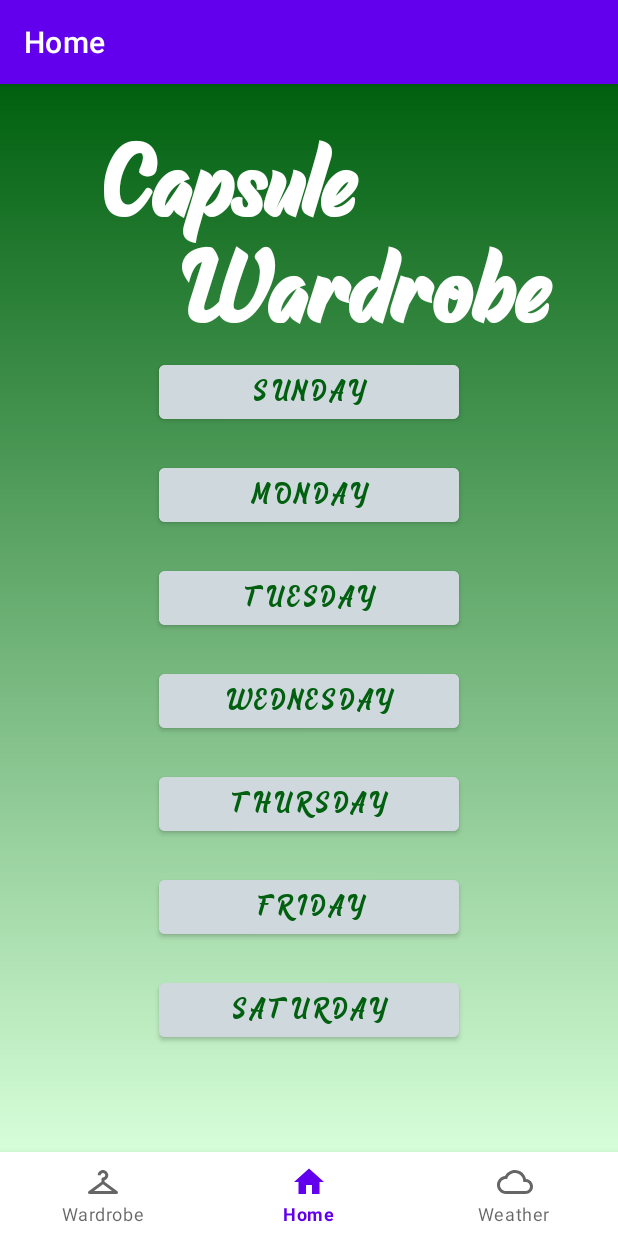
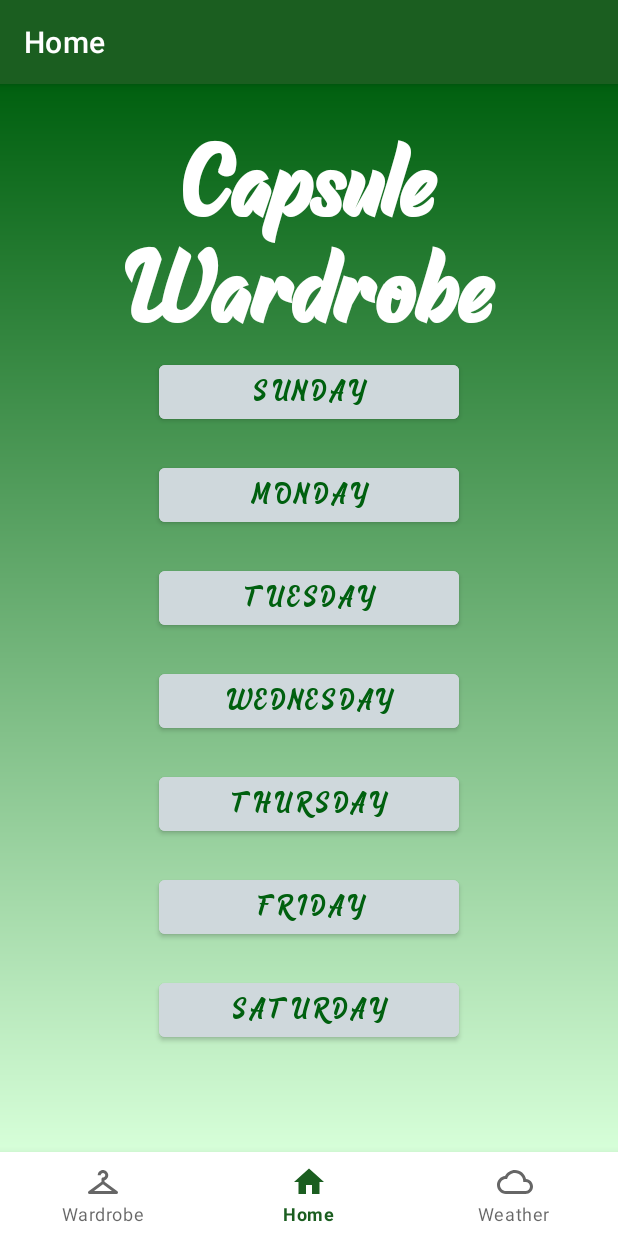
Before and after one commit to Frasosa/Capsule, an Android app: the screen it shows after launch (MainActivity), on a phone screen of 412 x 824 dp. Run offline under Robolectric (Android 15) with nearby library versions, the phone set to English and light mode, and no system bars; our stand-ins replace navigation-ui.

Commit message:
finished themes and dark mode

```diff
--- a/app/src/main/res/layout/activity_main.xml
+++ b/app/src/main/res/layout/activity_main.xml
@@ -27,6 +27,8 @@
         app:menu="@menu/bottom_menu"
         app:layout_constraintBottom_toBottomOf="parent"
         app:layout_constraintLeft_toLeftOf="parent"
-        app:layout_constraintLeft_toRightOf="parent"/>
+        app:layout_constraintLeft_toRightOf="parent"
+        app:backgroundTint="@color/navColor"
+        />
 
 </androidx.constraintlayout.widget.ConstraintLayout>
--- a/app/src/main/res/layout/fragment_home.xml
+++ b/app/src/main/res/layout/fragment_home.xml
@@ -15,15 +15,15 @@
         android:layout_width="275dp"
         android:layout_height="wrap_content"
 
-        android:layout_marginStart="16dp"
         android:fontFamily="@font/raphtalia"
         android:text="Capsule"
         android:textAlignment="center"
         android:textAppearance="@style/TextAppearance.Material3.TitleLarge"
-        android:textColor="@color/white"
+        android:textColor="@color/titleHome"
         android:textSize="70dp"
         android:textStyle="bold"
         app:layout_constraintBottom_toTopOf="@id/sunday_button"
+        app:layout_constraintEnd_toEndOf="parent"
         app:layout_constraintStart_toStartOf="parent"
         app:layout_constraintTop_toTopOf="parent" />
 
@@ -35,12 +35,12 @@
         android:text="Wardrobe"
         android:textAlignment="center"
         android:textAppearance="@style/TextAppearance.Material3.TitleLarge"
-        android:textColor="@color/white"
+        android:textColor="@color/titleHome"
         android:textSize="70dp"
         android:textStyle="bold"
         app:layout_constraintBottom_toTopOf="@+id/sunday_button"
         app:layout_constraintEnd_toEndOf="parent"
-        app:layout_constraintHorizontal_bias="0.779"
+
         app:layout_constraintStart_toStartOf="parent" />
 
     <Button
@@ -55,8 +55,8 @@
         android:text="Sunday"
         android:textSize="20dp"
         android:fontFamily="@font/raphtalia"
-        android:backgroundTint="#cfd8dc"
-        android:textColor="#00600f"
+        android:backgroundTint="@color/buttonBackTint"
+        android:textColor="@color/buttonTextTint"
         />
 
     <Button
@@ -70,8 +70,8 @@
         android:text="Monday"
         android:textSize="20dp"
         android:fontFamily="@font/raphtalia"
-        android:backgroundTint="#cfd8dc"
-        android:textColor="#00600f"
+        android:backgroundTint="@color/buttonBackTint"
+        android:textColor="@color/buttonTextTint"
         />
 
     <Button
@@ -85,8 +85,8 @@
         android:text="Tuesday"
         android:textSize="20dp"
         android:fontFamily="@font/raphtalia"
-        android:backgroundTint="#cfd8dc"
-        android:textColor="#00600f"
+        android:backgroundTint="@color/buttonBackTint"
+        android:textColor="@color/buttonTextTint"
         />
 
     <Button
@@ -100,8 +100,8 @@
         android:text="Wednesday"
         android:textSize="20dp"
         android:fontFamily="@font/raphtalia"
-        android:backgroundTint="#cfd8dc"
-        android:textColor="#00600f"
+        android:backgroundTint="@color/buttonBackTint"
+        android:textColor="@color/buttonTextTint"
         />
 
     <Button
@@ -115,8 +115,8 @@
         android:text="Thursday"
         android:textSize="20dp"
         android:fontFamily="@font/raphtalia"
-        android:backgroundTint="#cfd8dc"
-        android:textColor="#00600f"
+        android:backgroundTint="@color/buttonBackTint"
+        android:textColor="@color/buttonTextTint"
         />
 
     <Button
@@ -130,8 +130,8 @@
         android:text="Friday"
         android:textSize="20dp"
         android:fontFamily="@font/raphtalia"
-        android:backgroundTint="#cfd8dc"
-        android:textColor="#00600f"
+        android:backgroundTint="@color/buttonBackTint"
+        android:textColor="@color/buttonTextTint"
         />
 
     <Button
@@ -146,8 +146,8 @@
         android:text="Saturday"
         android:textSize="20dp"
         android:fontFamily="@font/raphtalia"
-        android:backgroundTint="#cfd8dc"
-        android:textColor="#00600f"
+        android:backgroundTint="@color/buttonBackTint"
+        android:textColor="@color/buttonTextTint"
         />
 
 </androidx.constraintlayout.widget.ConstraintLayout>
--- a/app/src/main/res/layout/fragment_wardrobe.xml
+++ b/app/src/main/res/layout/fragment_wardrobe.xml
@@ -49,7 +49,7 @@
         android:layout_width="wrap_content"
         android:layout_height="wrap_content"
         android:layout_margin="16dp"
-        android:backgroundTint="@color/design_default_color_primary"
+        android:backgroundTint="@color/sec_green_dark"
         app:layout_constraintEnd_toEndOf="parent"
         app:layout_constraintBottom_toBottomOf="parent"
         android:src="@drawable/ic_baseline_add_24" />
--- a/app/src/main/res/values-night/colors.xml
+++ b/app/src/main/res/values-night/colors.xml
@@ -1,15 +1,23 @@
 <?xml version="1.0" encoding="utf-8"?>
 <resources>
+
+    <color name="black">#FF000000</color>
+    <color name="white">#FFFFFFFF</color>
+    <color name="black_overlay">#66000000</color>
+
+    <color name="titleHome">#FF000000</color>
+    <color name="buttonBackTint">#2e7d32</color>
+    <color name="buttonTextTint">#FF000000</color>
+    <color name="navColor">#FF000000</color>
+
     <color name="purple_200">#FFBB86FC</color>
     <color name="purple_500">#FF6200EE</color>
     <color name="purple_700">#FF3700B3</color>
     <color name="teal_200">#FF03DAC5</color>
     <color name="teal_700">#FF018786</color>
-    <color name="black">#FF000000</color>
-    <color name="white">#FFFFFFFF</color>
     <color name="light_blue_600">#FF039BE5</color>
     <color name="light_blue_900">#FF01579B</color>
     <color name="light_blue_A200">#FF40C4FF</color>
     <color name="light_blue_A400">#FF00B0FF</color>
-    <color name="black_overlay">#66000000</color>
+
 </resources>
--- a/app/src/main/res/values-night/themes.xml
+++ b/app/src/main/res/values-night/themes.xml
@@ -2,15 +2,15 @@
     <!-- Base application theme. -->
     <style name="Theme.Final_Project" parent="Theme.MaterialComponents.DayNight.DarkActionBar">
         <!-- Primary brand color. -->
-        <item name="colorPrimary">@color/purple_200</item>
-        <item name="colorPrimaryVariant">@color/purple_700</item>
-        <item name="colorOnPrimary">@color/black</item>
+        <item name="colorPrimary">@color/green</item>
+        <item name="colorPrimaryVariant">@color/green_dark</item>
+        <item name="colorOnPrimary">@color/white</item>
         <!-- Secondary brand color. -->
-        <item name="colorSecondary">@color/teal_200</item>
-        <item name="colorSecondaryVariant">@color/teal_200</item>
+        <item name="colorSecondary">@color/sec_green</item>
+        <item name="colorSecondaryVariant">@color/sec_green_dark</item>
         <item name="colorOnSecondary">@color/black</item>
         <!-- Status bar color. -->
-        <item name="android:statusBarColor">?attr/colorPrimaryVariant</item>
+        <item name="android:statusBarColor">@color/black</item>
         <!-- Customize your theme here. -->
     </style>
 
@@ -19,3 +19,18 @@
         <item name="fullscreenTextColor">@color/light_blue_A400</item>
     </style>
 </resources>
+
+
+<!--<style name="Theme.Final_Project" parent="Theme.MaterialComponents.DayNight.DarkActionBar">-->
+<!--&lt;!&ndash; Primary brand color. &ndash;&gt;-->
+<!--<item name="colorPrimary">@color/purple_200</item>-->
+<!--<item name="colorPrimaryVariant">@color/purple_700</item>-->
+<!--<item name="colorOnPrimary">@color/black</item>-->
+<!--&lt;!&ndash; Secondary brand color. &ndash;&gt;-->
+<!--<item name="colorSecondary">@color/teal_200</item>-->
+<!--<item name="colorSecondaryVariant">@color/teal_200</item>-->
+<!--<item name="colorOnSecondary">@color/black</item>-->
+<!--&lt;!&ndash; Status bar color. &ndash;&gt;-->
+<!--<item name="android:statusBarColor">?attr/colorPrimaryVariant</item>-->
+<!--&lt;!&ndash; Customize your theme here. &ndash;&gt;-->
+<!--</style>-->
--- a/app/src/main/res/values/colors.xml
+++ b/app/src/main/res/values/colors.xml
@@ -1,15 +1,30 @@
 <?xml version="1.0" encoding="utf-8"?>
 <resources>
+
+    <color name="black">#FF000000</color>
+    <color name="white">#FFFFFFFF</color>
+    <color name="black_overlay">#66000000</color>
+
+    <color name="titleHome">#FFFFFFFF</color>
+    <color name="buttonBackTint">#cfd8dc</color>
+    <color name="buttonTextTint">#00600f</color>
+    <color name="navColor">#FFFFFFFF</color>
+
+
+    <color name="green">#1B5E20</color>
+    <color name="green_dark">#003300</color>
+    <color name="green_light">#A5D6A7</color>
+    <color name="sec_green">#81c784</color>
+    <color name="sec_green_dark">#519657</color>
+    <color name="sec_green_light">#b2fab4</color>
+
+    <color name="light_blue_600">#FF039BE5</color>
+    <color name="light_blue_900">#FF01579B</color>
+    <color name="light_blue_A200">#FF40C4FF</color>
+    <color name="light_blue_A400">#FF00B0FF</color>
     <color name="purple_200">#FFBB86FC</color>
     <color name="purple_500">#FF6200EE</color>
     <color name="purple_700">#FF3700B3</color>
     <color name="teal_200">#FF03DAC5</color>
     <color name="teal_700">#FF018786</color>
-    <color name="black">#FF000000</color>
-    <color name="white">#FFFFFFFF</color>
-    <color name="light_blue_600">#FF039BE5</color>
-    <color name="light_blue_900">#FF01579B</color>
-    <color name="light_blue_A200">#FF40C4FF</color>
-    <color name="light_blue_A400">#FF00B0FF</color>
-    <color name="black_overlay">#66000000</color>
 </resources>
--- a/app/src/main/res/values/themes.xml
+++ b/app/src/main/res/values/themes.xml
@@ -2,12 +2,12 @@
     <!-- Base application theme. -->
     <style name="Theme.Final_Project" parent="Theme.MaterialComponents.DayNight.DarkActionBar">
         <!-- Primary brand color. -->
-        <item name="colorPrimary">@color/purple_500</item>
-        <item name="colorPrimaryVariant">@color/purple_700</item>
+        <item name="colorPrimary">@color/green</item>
+        <item name="colorPrimaryVariant">@color/green_dark</item>
         <item name="colorOnPrimary">@color/white</item>
         <!-- Secondary brand color. -->
-        <item name="colorSecondary">@color/teal_200</item>
-        <item name="colorSecondaryVariant">@color/teal_700</item>
+        <item name="colorSecondary">@color/sec_green</item>
+        <item name="colorSecondaryVariant">@color/sec_green_dark</item>
         <item name="colorOnSecondary">@color/black</item>
         <!-- Status bar color. -->
         <item name="android:statusBarColor">?attr/colorPrimaryVariant</item>
@@ -15,7 +15,7 @@
     </style>
 
     <style name="ThemeOverlay.Final_Project.FullscreenContainer" parent="">
-        <item name="fullscreenBackgroundColor">@color/light_blue_600</item>
-        <item name="fullscreenTextColor">@color/light_blue_A200</item>
+        <item name="fullscreenBackgroundColor">@color/green</item>
+        <item name="fullscreenTextColor">@color/green_light</item>
     </style>
 </resources>
```
